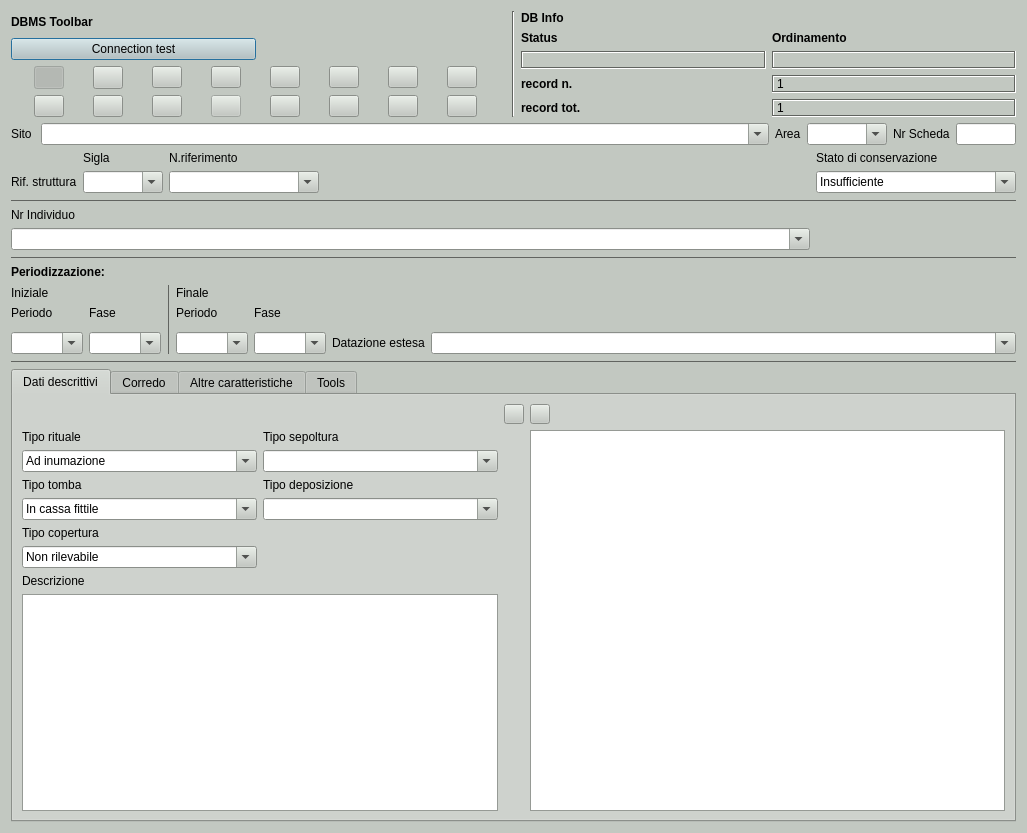
pyarchinit/pyarchinit, file gui/ui/Tomba.ui: the form before one commit.
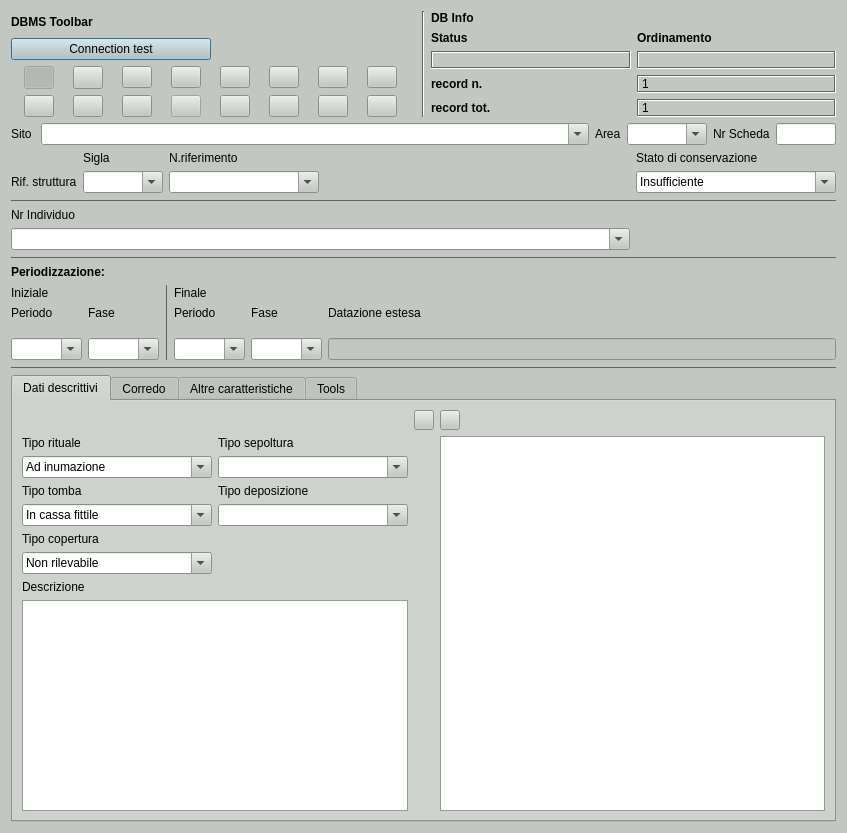
The form after the commit. Icons and pictures are not drawn. Custom widgets are drawn as their Qt base class.

Commit message: Refactor UI and hookup signal connections for improved dating controls in Tomba module.

Patch:
```diff
--- a/gui/ui/Tomba.ui
+++ b/gui/ui/Tomba.ui
@@ -6,7 +6,7 @@
    <rect>
     <x>0</x>
     <y>0</y>
-    <width>1027</width>
+    <width>847</width>
     <height>833</height>
    </rect>
   </property>
@@ -2817,6 +2817,20 @@
    </item>
    <item row="7" column="0" colspan="2">
     <layout class="QGridLayout" name="gridLayout_20">
+     <item row="2" column="0">
+      <widget class="QLabel" name="label_24">
+       <property name="text">
+        <string>Periodo </string>
+       </property>
+      </widget>
+     </item>
+     <item row="2" column="3">
+      <widget class="QLabel" name="label_21">
+       <property name="text">
+        <string>Periodo </string>
+       </property>
+      </widget>
+     </item>
      <item row="2" column="1">
       <widget class="QLabel" name="label_22">
        <property name="text">
@@ -2824,18 +2838,18 @@
        </property>
       </widget>
      </item>
-     <item row="4" column="6">
-      <widget class="QComboBox" name="comboBox_datazione_estesa">
+     <item row="5" column="0">
+      <widget class="QComboBox" name="comboBox_per_iniz">
        <property name="sizePolicy">
         <sizepolicy hsizetype="Expanding" vsizetype="Fixed">
          <horstretch>0</horstretch>
          <verstretch>0</verstretch>
         </sizepolicy>
        </property>
-       <property name="minimumSize">
+       <property name="maximumSize">
         <size>
-         <width>0</width>
-         <height>0</height>
+         <width>71</width>
+         <height>16777215</height>
         </size>
        </property>
        <property name="editable">
@@ -2843,8 +2857,65 @@
        </property>
       </widget>
      </item>
-     <item row="4" column="4">
+     <item row="5" column="3">
+      <widget class="QComboBox" name="comboBox_per_fin">
+       <property name="sizePolicy">
+        <sizepolicy hsizetype="Expanding" vsizetype="Fixed">
+         <horstretch>0</horstretch>
+         <verstretch>0</verstretch>
+        </sizepolicy>
+       </property>
+       <property name="maximumSize">
+        <size>
+         <width>71</width>
+         <height>16777215</height>
+        </size>
+       </property>
+       <property name="editable">
+        <bool>true</bool>
+       </property>
+      </widget>
+     </item>
+     <item row="2" column="4">
+      <widget class="QLabel" name="label_34">
+       <property name="text">
+        <string>Fase </string>
+       </property>
+      </widget>
+     </item>
+     <item row="5" column="1">
+      <widget class="QComboBox" name="comboBox_fas_iniz">
+       <property name="sizePolicy">
+        <sizepolicy hsizetype="Expanding" vsizetype="Fixed">
+         <horstretch>0</horstretch>
+         <verstretch>0</verstretch>
+        </sizepolicy>
+       </property>
+       <property name="maximumSize">
+        <size>
+         <width>71</width>
+         <height>16777215</height>
+        </size>
+       </property>
+       <property name="editable">
+        <bool>true</bool>
+       </property>
+      </widget>
+     </item>
+     <item row="5" column="4">
       <widget class="QComboBox" name="comboBox_fas_fin">
+       <property name="sizePolicy">
+        <sizepolicy hsizetype="Expanding" vsizetype="Fixed">
+         <horstretch>0</horstretch>
+         <verstretch>0</verstretch>
+        </sizepolicy>
+       </property>
+       <property name="maximumSize">
+        <size>
+         <width>71</width>
+         <height>16777215</height>
+        </size>
+       </property>
        <property name="editable">
         <bool>true</bool>
        </property>
@@ -2863,31 +2934,6 @@
        </property>
       </widget>
      </item>
-     <item row="1" column="3">
-      <widget class="QLabel" name="label_16">
-       <property name="minimumSize">
-        <size>
-         <width>0</width>
-         <height>15</height>
-        </size>
-       </property>
-       <property name="text">
-        <string>Finale </string>
-       </property>
-      </widget>
-     </item>
-     <item row="4" column="5">
-      <widget class="QLabel" name="label_20">
-       <property name="font">
-        <font>
-         <family>MS Shell Dlg 2</family>
-        </font>
-       </property>
-       <property name="text">
-        <string>Datazione estesa</string>
-       </property>
-      </widget>
-     </item>
      <item row="0" column="0" colspan="4">
       <widget class="QLabel" name="label_13">
        <property name="font">
@@ -2901,35 +2947,7 @@
        </property>
       </widget>
      </item>
-     <item row="4" column="3">
-      <widget class="QComboBox" name="comboBox_per_fin">
-       <property name="editable">
-        <bool>true</bool>
-       </property>
-      </widget>
-     </item>
-     <item row="2" column="4">
-      <widget class="QLabel" name="label_34">
-       <property name="text">
-        <string>Fase </string>
-       </property>
-      </widget>
-     </item>
-     <item row="2" column="3">
-      <widget class="QLabel" name="label_21">
-       <property name="text">
-        <string>Periodo </string>
-       </property>
-      </widget>
-     </item>
-     <item row="2" column="0">
-      <widget class="QLabel" name="label_24">
-       <property name="text">
-        <string>Periodo </string>
-       </property>
-      </widget>
-     </item>
-     <item row="1" column="2" rowspan="4">
+     <item row="1" column="2" rowspan="5">
       <widget class="Line" name="line_4">
        <property name="enabled">
         <bool>false</bool>
@@ -2948,17 +2966,38 @@
        </property>
       </widget>
      </item>
-     <item row="4" column="0">
-      <widget class="QComboBox" name="comboBox_per_iniz">
-       <property name="editable">
-        <bool>true</bool>
+     <item row="1" column="3">
+      <widget class="QLabel" name="label_16">
+       <property name="minimumSize">
+        <size>
+         <width>0</width>
+         <height>15</height>
+        </size>
        </property>
+       <property name="text">
+        <string>Finale </string>
+       </property>
       </widget>
      </item>
-     <item row="4" column="1">
-      <widget class="QComboBox" name="comboBox_fas_iniz">
-       <property name="editable">
-        <bool>true</bool>
+     <item row="2" column="5">
+      <widget class="QLabel" name="label_20">
+       <property name="font">
+        <font>
+         <family>MS Shell Dlg 2</family>
+        </font>
+       </property>
+       <property name="text">
+        <string>Datazione estesa</string>
+       </property>
+      </widget>
+     </item>
+     <item row="5" column="5">
+      <widget class="QLineEdit" name="lineEdit_datazione">
+       <property name="enabled">
+        <bool>false</bool>
+       </property>
+       <property name="readOnly">
+        <bool>false</bool>
        </property>
       </widget>
      </item>
```
The commit also changes 1 other file.
